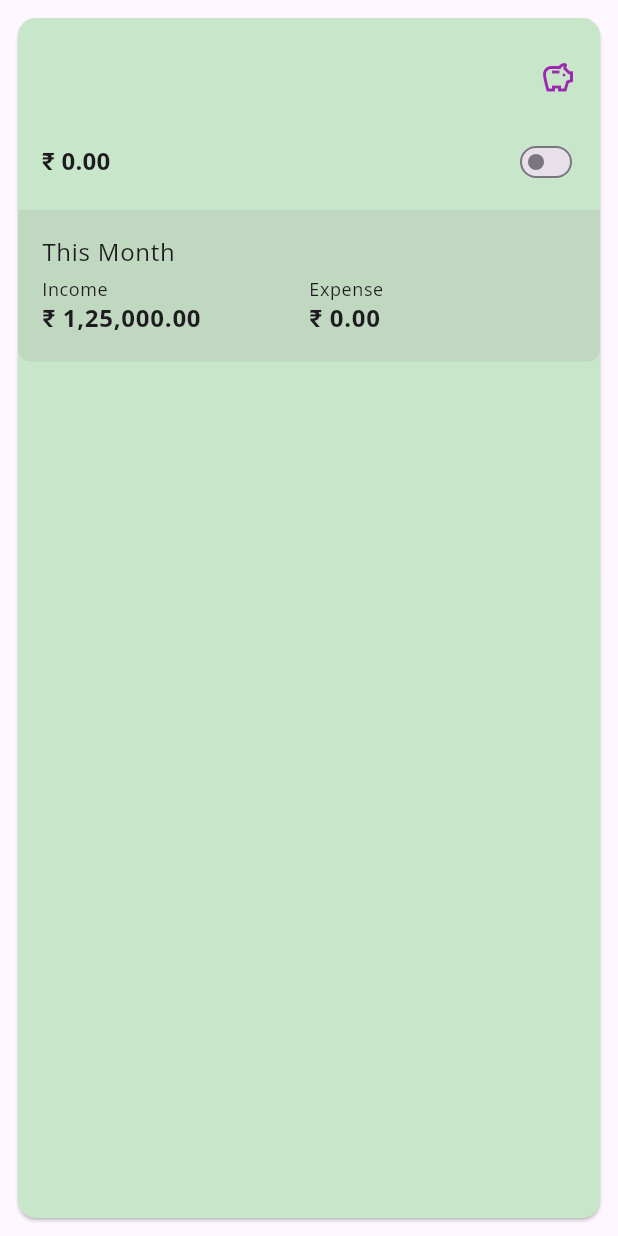
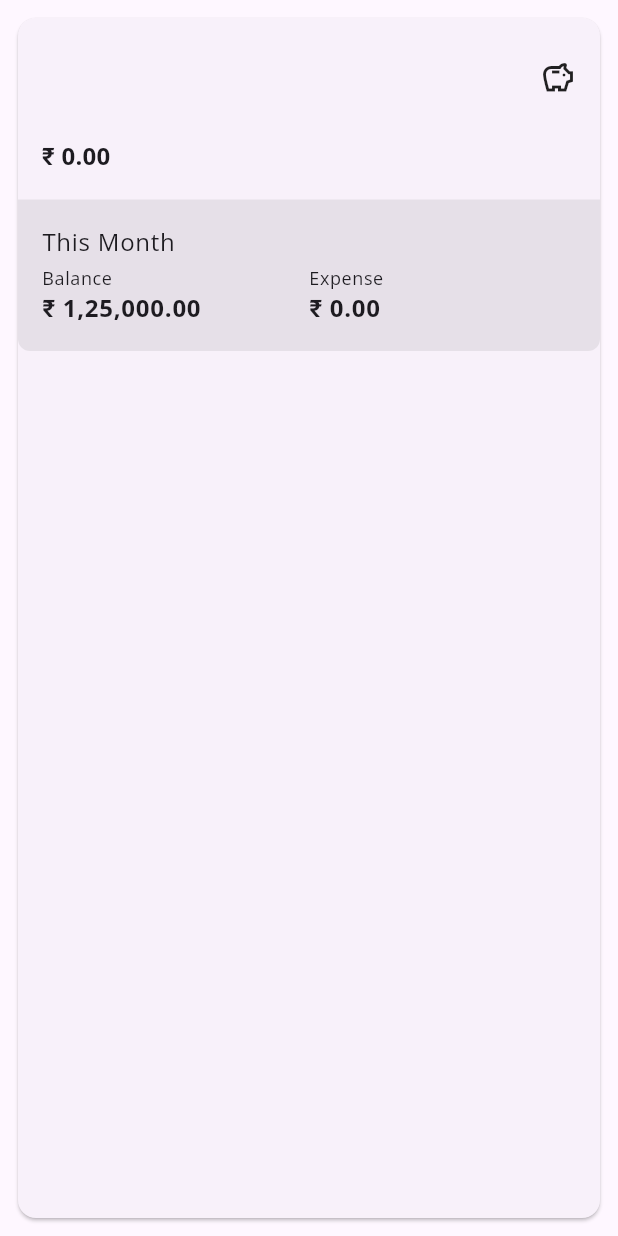
Before and after one commit to leo-elstin/rupiah, a Flutter app: the AccountCard widget shown alone on an empty page, opened directly with empty values, on a phone screen of 412 x 824 dp. Run offline on Flutter 3.47's test engine with Material 3 defaults, Android fonts, the phone set to English and light mode, and no system bars; our stand-ins replace appwrite, bloc, currency_text_input_formatter, drift, flutter_bloc, flutter_riverpod and 4 more; missing offline and left inert: drift_db_viewer, feedback; accounts and stored records are empty; generated files the repository leaves out were written again.

Commit message:
expenses fix

```diff
--- a/lib/view/account/account_list.dart
+++ b/lib/view/account/account_list.dart
@@ -28,7 +28,7 @@ class _AccountsListState extends ConsumerState<AccountsList> {
       appBar: AppBar(
         title: const Text('Accounts'),
       ),
-      floatingActionButton: FloatingActionButton.small(
+      floatingActionButton: FloatingActionButton(
         onPressed: () => context.push(AddAccount.route),
         child: const Icon(Icons.add),
       ),
--- a/lib/view/account/components/account_card.dart
+++ b/lib/view/account/components/account_card.dart
@@ -17,21 +17,9 @@ class _AccountCardState extends State<AccountCard> {
 
   @override
   Widget build(BuildContext context) {
-    final MaterialStateProperty<Icon?> thumbIcon =
-        MaterialStateProperty.resolveWith<Icon?>(
-      (Set<MaterialState> states) {
-        if (states.contains(MaterialState.selected)) {
-          return const Icon(Icons.check);
-        }
-        return null;
-      },
-    );
     return Padding(
       padding: const EdgeInsets.all(8.0),
       child: Card(
-        color: widget.entity.accountName!.contains('ICICI')
-            ? Theme.of(context).colorScheme.surfaceVariant
-            : Colors.green.shade100,
         child: Column(
           crossAxisAlignment: CrossAxisAlignment.stretch,
           children: [
@@ -58,36 +46,15 @@ class _AccountCardState extends State<AccountCard> {
                       ),
                       const Icon(
                         Icons.savings_outlined,
-                        color: Colors.purple,
                       )
                     ],
                   ),
                   const SizedBox(
                     height: 16,
                   ),
-                  Row(
-                    mainAxisAlignment: MainAxisAlignment.spaceBetween,
-                    children: [
-                      Text(
-                        formatter.formatDouble(widget.entity.balance ?? 0),
-                        style: context.titleMedium(),
-                      ),
-                      SizedBox(
-                        height: 32,
-                        child: FittedBox(
-                          fit: BoxFit.fill,
-                          child: Switch(
-                            thumbIcon: thumbIcon,
-                            value: selected,
-                            onChanged: (value) {
-                              setState(() {
-                                selected = value;
-                              });
-                            },
-                          ),
-                        ),
-                      ),
-                    ],
+                  Text(
+                    formatter.formatDouble(widget.entity.balance ?? 0),
+                    style: context.titleMedium(),
                   ),
                 ],
               ),
@@ -118,7 +85,7 @@ class _AccountCardState extends State<AccountCard> {
                           crossAxisAlignment: CrossAxisAlignment.start,
                           children: [
                             Text(
-                              'Income',
+                              'Balance',
                               style: context.small(),
                             ),
                             Text(
```
